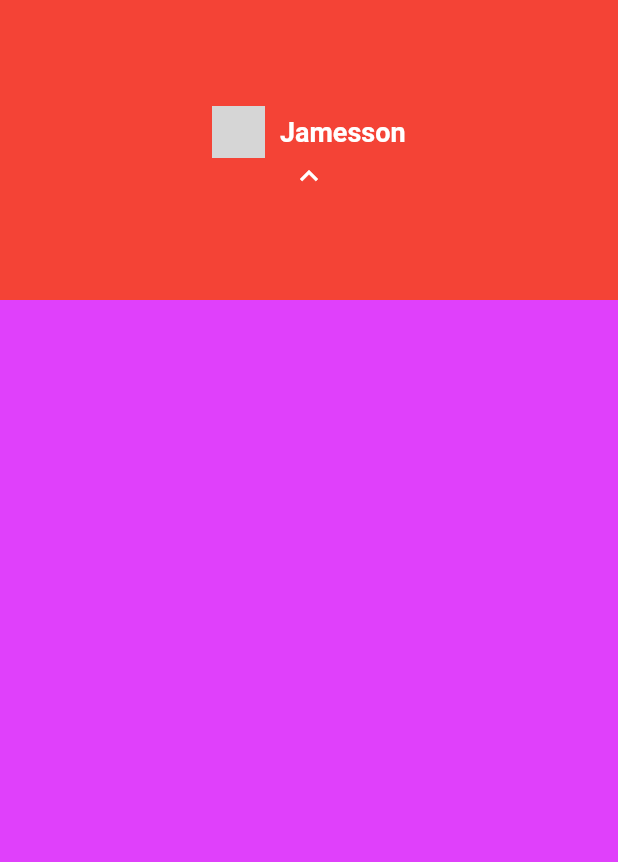
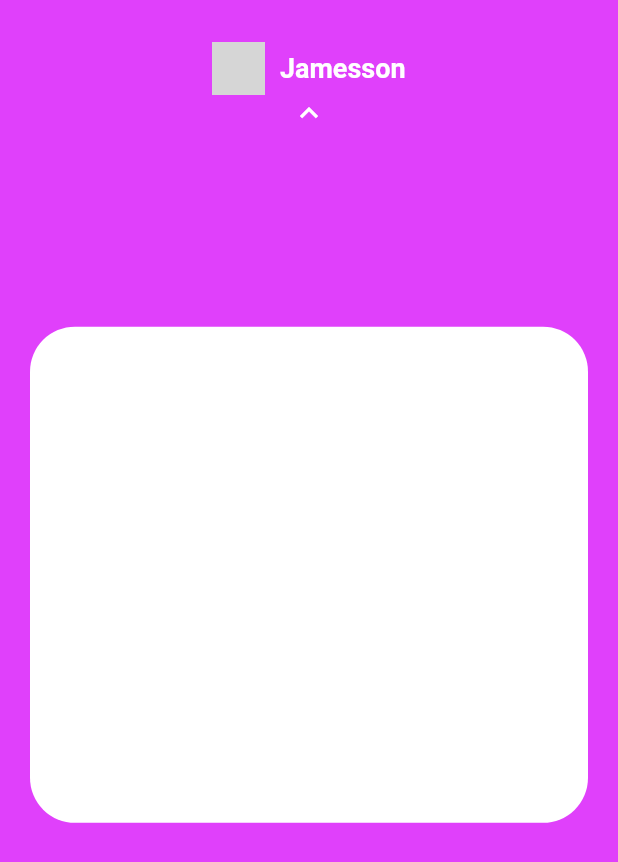
Before and after one commit to jamessonsena/nubank_flutter, a Flutter app: the screen it shows after launch, on a phone screen of 412 x 824 dp. Shown: the top 862 px of the screen. Run offline on Flutter 3.47's test engine with Material 2 defaults, Android fonts, the phone set to English and light mode, and no system bars; network calls fail; grey boxes are pictures that could not be loaded.

Commit message:
criando um menu no centro da tela inicial

```diff
--- a/nubank/lib/pages/home/home_page.dart
+++ b/nubank/lib/pages/home/home_page.dart
@@ -13,17 +13,42 @@ class _HomePageState extends State<HomePage> {
     super.initState();
     _showMenu = false;
   }
+
   @override
   Widget build(BuildContext context) {
+    double _screenHeigth = MediaQuery.of(context).size.height;
     return Scaffold(
-      backgroundColor: Colors.purpleAccent,
-      body: Stack(
-        children: <Widget>[
-        MyAppBar(showMenu: _showMenu,
-        onTap: (){
-          _showMenu = !_showMenu;
-        },)
-      ],)
-    );
+        backgroundColor: Colors.purpleAccent,
+        body: Stack(
+          children: <Widget>[
+            MyAppBar(
+              showMenu: _showMenu,
+              onTap: () {
+                _showMenu = !_showMenu;
+              },
+            ),
+            Positioned(
+              top: _screenHeigth * .24,
+              height: _screenHeigth * .45,
+              left: 0,
+              right: 0,
+              child: PageView(
+                physics: BouncingScrollPhysics(),
+                children: <Widget>[
+                  Padding(
+                    padding: const EdgeInsets.all(20),
+                    child: Container(
+                      decoration: BoxDecoration(
+                          color: Colors.white,
+                          borderRadius: BorderRadius.circular(30)),
+                    ),
+                  ),
+                  Container(color: Colors.yellow),
+                  Container(color: Colors.blue),
+                ],
+              ),
+            ),
+          ],
+        ));
   }
 }
--- a/nubank/lib/pages/home/widgets/my_app_bar.dart
+++ b/nubank/lib/pages/home/widgets/my_app_bar.dart
@@ -16,8 +16,7 @@ class MyAppBar extends StatelessWidget {
           GestureDetector(
             onTap: onTap,
             child: Container(
-              color: Colors.red,
-              height: 200,
+              height: MediaQuery.of(context).size.height * .14,
               child: Column(
               mainAxisAlignment: MainAxisAlignment.center,
                 children: <Widget>[
```
